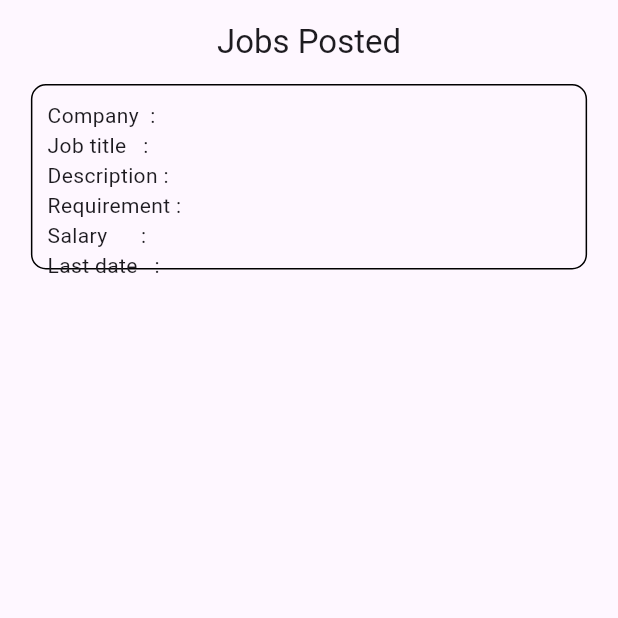
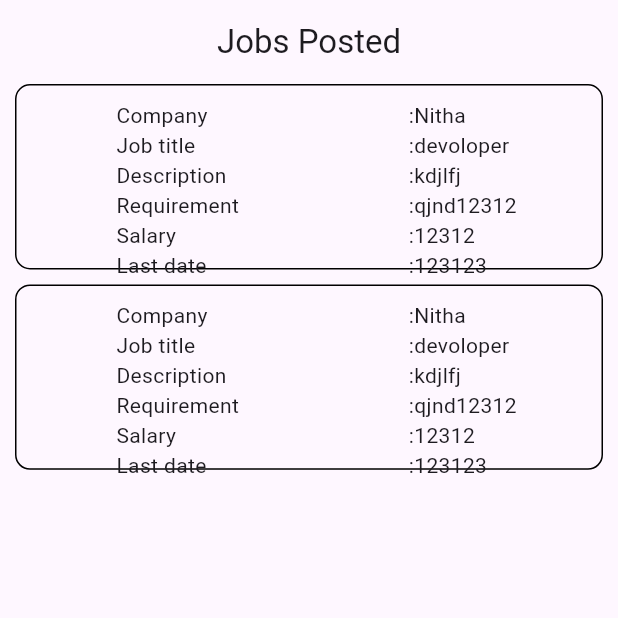
Before and after one commit to deniljoseph77/Placement_App, a Flutter app: the JobsPostedScreen screen opened directly, on a phone screen of 412 x 824 dp, the top half of it. Run offline on Flutter 3.47's test engine with Material 3 defaults, Android fonts, the phone set to English and light mode, and no system bars; our stand-ins replace font_awesome_flutter, google_fonts, image_picker, lottie, shared_preferences; accounts and stored records are empty.

Commit message:
posted jobs card refactored

```diff
--- a/lib/presentation/company/jobs_posted/view/jobs_posted_screen.dart
+++ b/lib/presentation/company/jobs_posted/view/jobs_posted_screen.dart
@@ -1,4 +1,6 @@
 import 'package:flutter/material.dart';
+
+import '../../postjob_screen/view/widgets/posted_jobs_details_card.dart';
 
 class JobsPostedScreen extends StatefulWidget {
   const JobsPostedScreen({super.key});
@@ -19,42 +21,17 @@ class _JobsPostedScreenState extends State<JobsPostedScreen> {
       body: Center(
         child: Padding(
           padding: EdgeInsets.only(left: 10, right: 10),
-          child: Column(
-            children: [
-              Container(
-                height: size.width * .3,
-                width: size.width * .9,
-                padding: EdgeInsets.only(left: 10, top: 10),
-                decoration: BoxDecoration(
-                    border: Border.all(),
-                    borderRadius: BorderRadius.circular(10)),
-                child: Column(
-                  crossAxisAlignment: CrossAxisAlignment.start,
-                  children: [
-                    Row(
-                      children: [
-                        Column(
-                          crossAxisAlignment: CrossAxisAlignment.start,
-                          children: [
-                            Text('Company  :'),
-                            Text('Job title   :'),
-                            Text('Description :'),
-                            Text('Requirement :'),
-                            Text('Salary      :'),
-                            Text('Last date   :'),
-                          ],
-                        ),
-                        SizedBox(
-                          width: 10,
-                        ),
-                      ],
-                    ),
-
-                  ],
-                ),
-              ),
-            ],
-          ),
+          child: ListView.builder(itemCount: 2,itemBuilder: (context,index){
+            return PostedJobsDetailsCard(
+              size: size,
+              companyName: 'Nitha',
+              jobTitle: 'devoloper',
+              description: 'kdjlfj',
+              requirement: 'qjnd12312',
+              salary: '12312',
+              lastDate: '123123',
+            );
+          }),
         ),
       ),
     );
--- /dev/null
+++ b/lib/presentation/company/postjob_screen/view/widgets/posted_jobs_details_card.dart
@@ -0,0 +1,64 @@
+import 'package:flutter/material.dart';
+
+class PostedJobsDetailsCard extends StatelessWidget {
+  const PostedJobsDetailsCard(
+      {super.key,
+      required this.size,
+      required this.companyName,
+      required this.jobTitle,
+      required this.description,
+      required this.requirement,
+      required this.salary,
+      required this.lastDate});
+
+  final Size size;
+  final String? companyName;
+  final String? jobTitle;
+  final String? description;
+  final String? requirement;
+  final String? salary;
+  final String? lastDate;
+
+  @override
+  Widget build(BuildContext context) {
+    return Container(
+      height: size.width * .3,
+      width: size.width * .9,
+      padding: EdgeInsets.only(left: 10, top: 10),
+      margin: EdgeInsets.only(bottom: 10),
+      decoration: BoxDecoration(border: Border.all(), borderRadius: BorderRadius.circular(10)),
+      child: Column(
+        crossAxisAlignment: CrossAxisAlignment.start,
+        children: [
+          Row(
+            mainAxisAlignment: MainAxisAlignment.spaceAround,
+            children: [
+              Column(
+                crossAxisAlignment: CrossAxisAlignment.start,
+                children: [
+                  Text('Company'),
+                  Text('Job title'),
+                  Text('Description'),
+                  Text('Requirement'),
+                  Text('Salary'),
+                  Text('Last date'),
+                ],
+              ),
+              Column(
+                crossAxisAlignment: CrossAxisAlignment.start,
+                children: [
+                  Text(':$companyName'),
+                  Text(':$jobTitle'),
+                  Text(':$description'),
+                  Text(':$requirement'),
+                  Text(':$salary'),
+                  Text(':$lastDate'),
+                ],
+              ),
+            ],
+          ),
+        ],
+      ),
+    );
+  }
+}
```
Also changed, not shown: lib/presentation/company/home_screen/view/company_homescreen.dart (+11 -12 lines), lib/presentation/company/postjob_screen/view/postjob_screen.dart (+15 -46 lines).
